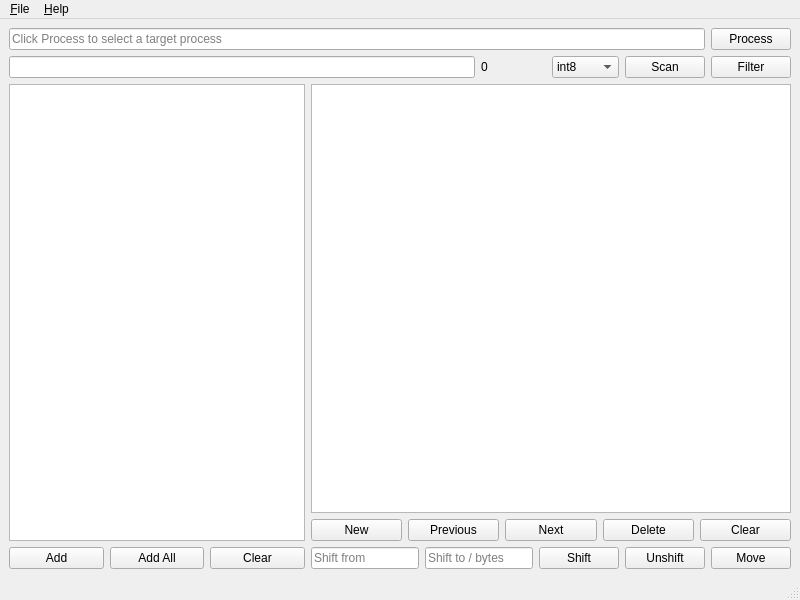
First picture: the form in ui/main-qt.ui, repository allencch/med, before the edit.
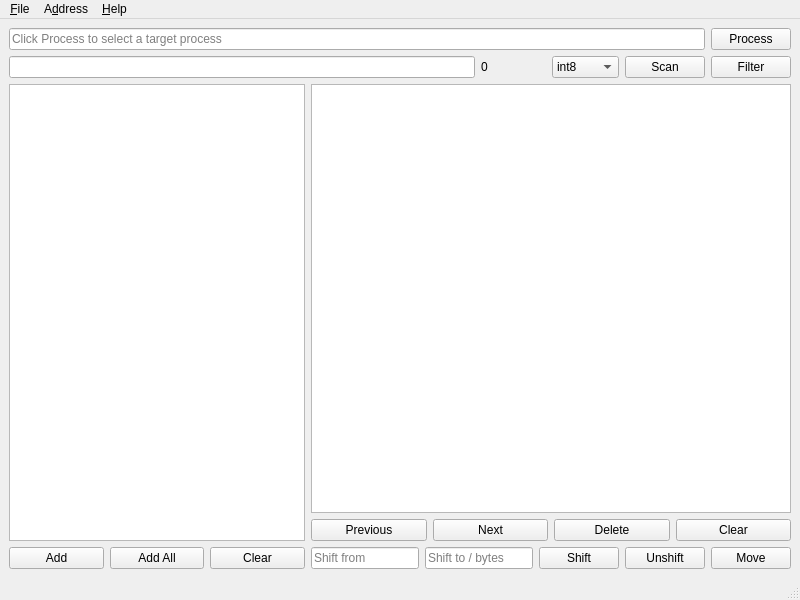
Second picture: the form after the edit.

Commit message:
Remove New push button
Add the New address to menu

What changed in the file:
```diff
--- a/ui/main-qt.ui
+++ b/ui/main-qt.ui
@@ -155,13 +155,6 @@
         </item>
         <item>
          <layout class="QHBoxLayout" name="horizontalLayout_5">
-          <item>
-           <widget class="QPushButton" name="storeNew">
-            <property name="text">
-             <string>New</string>
-            </property>
-           </widget>
-          </item>
           <item>
            <widget class="QPushButton" name="prevAddress">
             <property name="toolTip">
@@ -274,7 +267,14 @@
      <string>&amp;Help</string>
     </property>
    </widget>
+   <widget class="QMenu" name="menuStore">
+    <property name="title">
+     <string>A&amp;ddress</string>
+    </property>
+    <addaction name="actionNewAddress"/>
+   </widget>
    <addaction name="menuFile"/>
+   <addaction name="menuStore"/>
    <addaction name="menuHelp"/>
   </widget>
   <widget class="QStatusBar" name="statusbar"/>
```
Left out of the diff: 12 changed lines with no effect on the pictures. The commit also changes 2 other files.
